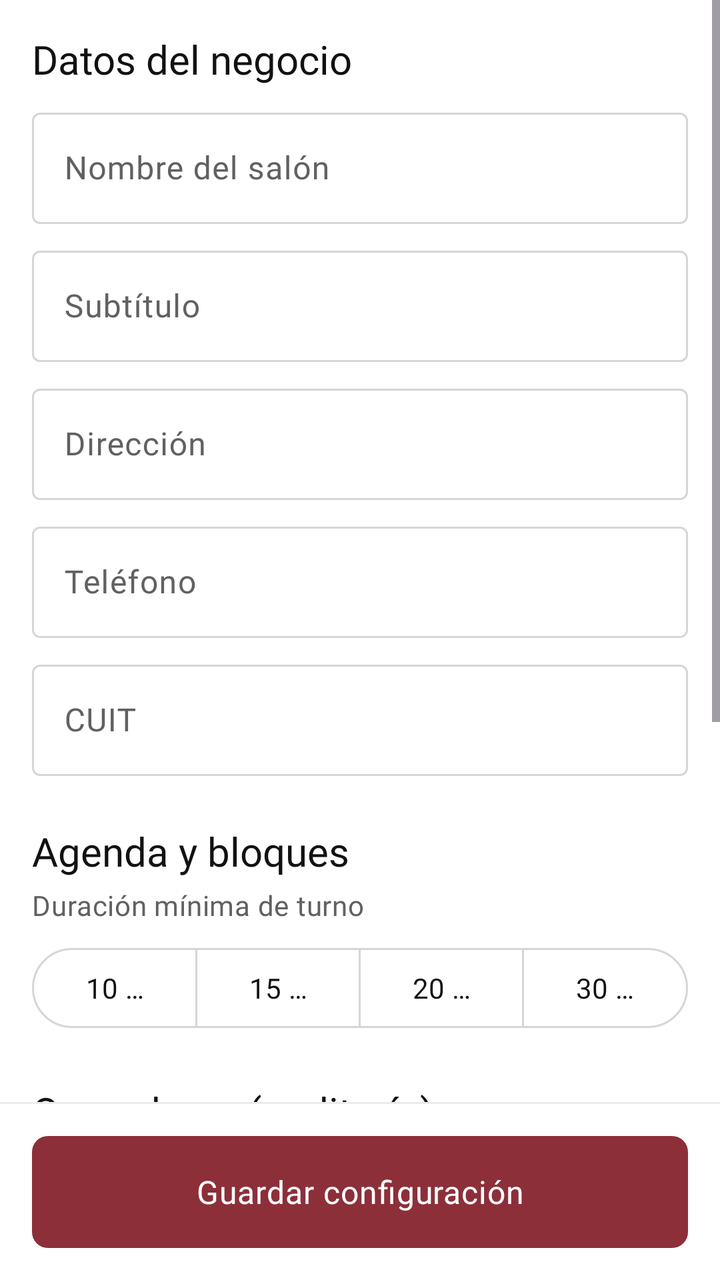
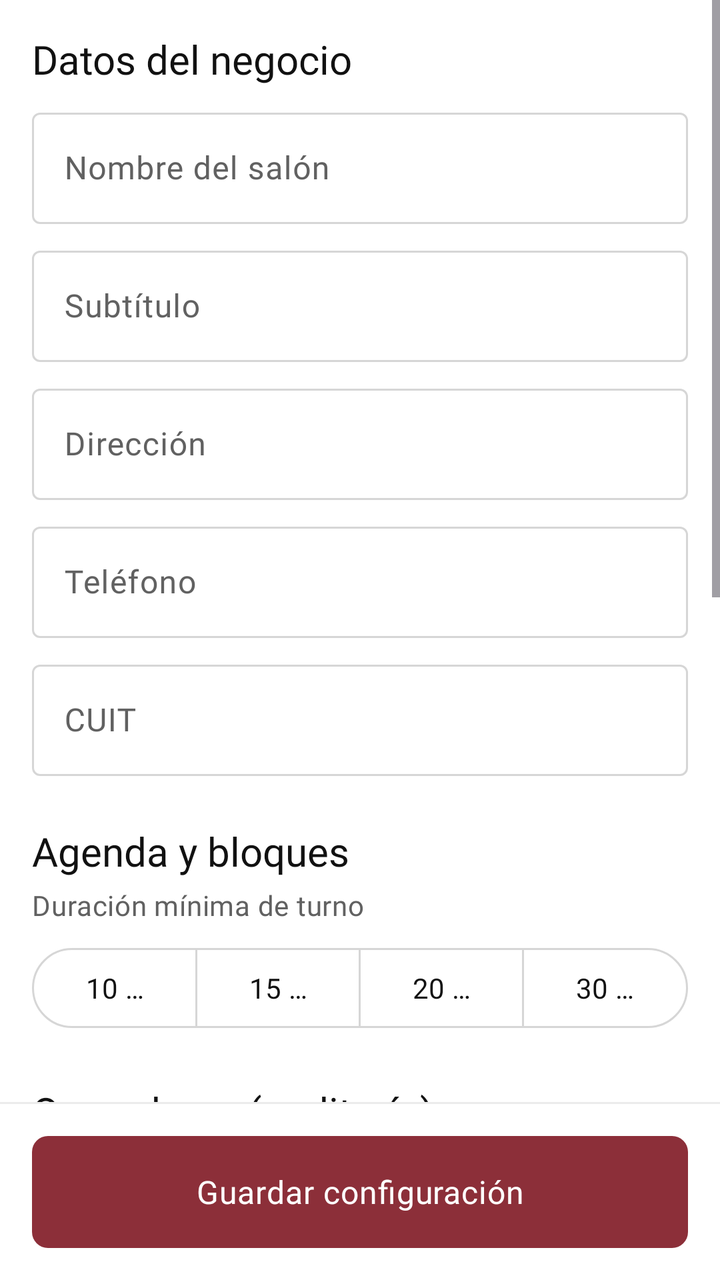

The first picture is an Android layout as it rendered before a commit; the second is the same layout after the commit. The layout source and the unified diff follow.
<!-- AndroidManifest.xml: application theme Theme.Metanoia -->
<!-- res/layout/fragment_settings.xml -->
<?xml version="1.0" encoding="utf-8"?>
<LinearLayout xmlns:android="http://schemas.android.com/apk/res/android"
    xmlns:app="http://schemas.android.com/apk/res-auto"
    android:layout_width="match_parent"
    android:layout_height="match_parent"
    android:orientation="vertical">

    <ScrollView
        android:layout_width="match_parent"
        android:layout_height="0dp"
        android:layout_weight="1">

        <LinearLayout
            android:layout_width="match_parent"
            android:layout_height="wrap_content"
            android:orientation="vertical"
            android:padding="@dimen/screen_margin">

            <TextView
                android:layout_width="wrap_content"
                android:layout_height="wrap_content"
                android:text="@string/settings_section_business"
                android:textAppearance="@style/TextAppearance.Metanoia.Title"
                android:textColor="?attr/colorOnSurface" />

            <com.google.android.material.textfield.TextInputLayout
                android:layout_width="match_parent"
                android:layout_height="wrap_content"
                android:layout_marginTop="@dimen/space_s"
                android:hint="@string/settings_business_name_label">

                <com.google.android.material.textfield.TextInputEditText
                    android:id="@+id/inputBusinessName"
                    android:layout_width="match_parent"
                    android:layout_height="wrap_content"
                    android:inputType="textCapWords"
                    android:maxLines="1" />
            </com.google.android.material.textfield.TextInputLayout>

            <com.google.android.material.textfield.TextInputLayout
                android:layout_width="match_parent"
                android:layout_height="wrap_content"
                android:layout_marginTop="@dimen/space_s"
                android:hint="@string/settings_subtitle_label">

                <com.google.android.material.textfield.TextInputEditText
                    android:id="@+id/inputSubtitle"
                    android:layout_width="match_parent"
                    android:layout_height="wrap_content"
                    android:inputType="textCapWords"
                    android:maxLines="1" />
            </com.google.android.material.textfield.TextInputLayout>

            <com.google.android.material.textfield.TextInputLayout
                android:layout_width="match_parent"
                android:layout_height="wrap_content"
                android:layout_marginTop="@dimen/space_s"
                android:hint="@string/settings_address_label">

                <com.google.android.material.textfield.TextInputEditText
                    android:id="@+id/inputAddress"
                    android:layout_width="match_parent"
                    android:layout_height="wrap_content"
                    android:inputType="textPostalAddress"
                    android:maxLines="1" />
            </com.google.android.material.textfield.TextInputLayout>

            <com.google.android.material.textfield.TextInputLayout
                android:layout_width="match_parent"
                android:layout_height="wrap_content"
                android:layout_marginTop="@dimen/space_s"
                android:hint="@string/settings_phone_label">

                <com.google.android.material.textfield.TextInputEditText
                    android:id="@+id/inputPhone"
                    android:layout_width="match_parent"
                    android:layout_height="wrap_content"
                    android:inputType="phone"
                    android:maxLines="1" />
            </com.google.android.material.textfield.TextInputLayout>

            <com.google.android.material.textfield.TextInputLayout
                android:layout_width="match_parent"
                android:layout_height="wrap_content"
                android:layout_marginTop="@dimen/space_s"
                android:hint="@string/settings_cuit_label">

                <com.google.android.material.textfield.TextInputEditText
                    android:id="@+id/inputCuit"
                    android:layout_width="match_parent"
                    android:layout_height="wrap_content"
                    android:inputType="number"
                    android:maxLines="1" />
            </com.google.android.material.textfield.TextInputLayout>

            <TextView
                android:layout_width="wrap_content"
                android:layout_height="wrap_content"
                android:layout_marginTop="@dimen/space_l"
                android:text="@string/settings_section_agenda"
                android:textAppearance="@style/TextAppearance.Metanoia.Title"
                android:textColor="?attr/colorOnSurface" />

            <TextView
                android:layout_width="wrap_content"
                android:layout_height="wrap_content"
                android:layout_marginTop="@dimen/space_xs"
                android:text="@string/settings_slot_minutes_label"
                android:textAppearance="@style/TextAppearance.Metanoia.BodySmall"
                android:textColor="?attr/colorOnSurfaceVariant" />

            <com.google.android.material.button.MaterialButtonToggleGroup
                android:id="@+id/slotMinutesGroup"
                android:layout_width="match_parent"
                android:layout_height="wrap_content"
                android:layout_marginTop="@dimen/space_s"
                app:selectionRequired="true"
                app:singleSelection="true">

                <com.google.android.material.button.MaterialButton
                    android:id="@+id/btnSlot10"
                    style="@style/Widget.Material3.Button.OutlinedButton"
                    android:layout_width="0dp"
                    android:layout_height="wrap_content"
                    android:layout_weight="1"
                    android:minHeight="@dimen/touch_target_min"
                    android:text="@string/slot_10_min" />

                <com.google.android.material.button.MaterialButton
                    android:id="@+id/btnSlot15"
                    style="@style/Widget.Material3.Button.OutlinedButton"
                    android:layout_width="0dp"
                    android:layout_height="wrap_content"
                    android:layout_weight="1"
                    android:minHeight="@dimen/touch_target_min"
                    android:text="@string/slot_15_min" />

                <com.google.android.material.button.MaterialButton
                    android:id="@+id/btnSlot20"
                    style="@style/Widget.Material3.Button.OutlinedButton"
                    android:layout_width="0dp"
                    android:layout_height="wrap_content"
                    android:layout_weight="1"
                    android:minHeight="@dimen/touch_target_min"
                    android:text="@string/slot_20_min" />

                <com.google.android.material.button.MaterialButton
                    android:id="@+id/btnSlot30"
                    style="@style/Widget.Material3.Button.OutlinedButton"
                    android:layout_width="0dp"
                    android:layout_height="wrap_content"
                    android:layout_weight="1"
                    android:minHeight="@dimen/touch_target_min"
                    android:text="@string/slot_30_min" />
            </com.google.android.material.button.MaterialButtonToggleGroup>

            <TextView
                android:layout_width="wrap_content"
                android:layout_height="wrap_content"
                android:layout_marginTop="@dimen/space_l"
                android:text="@string/settings_section_operators"
                android:textAppearance="@style/TextAppearance.Metanoia.Title"
                android:textColor="?attr/colorOnSurface" />

            <TextView
                android:layout_width="wrap_content"
                android:layout_height="wrap_content"
                android:layout_marginTop="@dimen/space_xs"
                android:text="@string/settings_operator_hint"
                android:textAppearance="@style/TextAppearance.Metanoia.BodySmall"
                android:textColor="?attr/colorOnSurfaceVariant" />

            <com.google.android.material.chip.ChipGroup
                android:id="@+id/operatorsChipGroup"
                android:layout_width="match_parent"
                android:layout_height="wrap_content"
                android:layout_marginTop="@dimen/space_s"
                app:selectionRequired="true"
                app:singleSelection="true" />

            <LinearLayout
                android:layout_width="match_parent"
                android:layout_height="wrap_content"
                android:layout_marginTop="@dimen/space_s"
                android:gravity="center_vertical"
                android:orientation="horizontal">

                <com.google.android.material.textfield.TextInputLayout
                    android:layout_width="0dp"
                    android:layout_height="wrap_content"
                    android:layout_weight="1"
                    android:hint="@string/settings_new_operator_label">

                    <com.google.android.material.textfield.TextInputEditText
                        android:id="@+id/inputNewOperator"
                        android:layout_width="match_parent"
                        android:layout_height="wrap_content"
                        android:inputType="textCapWords"
                        android:maxLines="1" />
                </com.google.android.material.textfield.TextInputLayout>

                <com.google.android.material.button.MaterialButton
                    android:id="@+id/btnAddOperator"
                    style="@style/Widget.Metanoia.Button.Secondary"
                    android:layout_width="wrap_content"
                    android:layout_height="wrap_content"
                    android:layout_marginStart="@dimen/space_s"
                    android:text="@string/settings_add_operator" />
            </LinearLayout>

            <TextView
                android:layout_width="wrap_content"
                android:layout_height="wrap_content"
                android:layout_marginTop="@dimen/space_l"
                android:text="@string/settings_section_hours"
                android:textAppearance="@style/TextAppearance.Metanoia.Title"
                android:textColor="?attr/colorOnSurface" />

            <com.metanoia.app.ui.common.WeeklyScheduleEditorView
                android:id="@+id/scheduleEditor"
                android:layout_width="match_parent"
                android:layout_height="wrap_content"
                android:layout_marginTop="@dimen/space_s" />

            <com.metanoia.app.ui.common.ListRowView
                android:id="@+id/rowSettingsTemplates"
                android:layout_width="match_parent"
                android:layout_height="wrap_content"
                android:layout_marginTop="@dimen/space_l"
                app:rowShowChevron="true"
                app:rowShowDivider="true"
                app:rowSubtitle="@string/settings_templates_row_subtitle"
                app:rowTitle="@string/settings_templates_row_title" />

            <com.metanoia.app.ui.common.ListRowView
                android:id="@+id/rowSettingsSecurity"
                android:layout_width="match_parent"
                android:layout_height="wrap_content"
                app:rowShowChevron="true"
                app:rowShowDivider="true"
                app:rowSubtitle="@string/settings_security_row_subtitle"
                app:rowTitle="@string/settings_security_row_title" />
        </LinearLayout>
    </ScrollView>

    <View
        android:layout_width="match_parent"
        android:layout_height="@dimen/stroke_width"
        android:background="?attr/colorOutlineVariant" />

    <FrameLayout
        android:layout_width="match_parent"
        android:layout_height="wrap_content"
        android:padding="@dimen/screen_margin">

        <com.google.android.material.button.MaterialButton
            android:id="@+id/btnSaveSettings"
            style="@style/Widget.Metanoia.Button.Primary"
            android:layout_width="match_parent"
            android:layout_height="wrap_content"
            android:text="@string/settings_save" />
    </FrameLayout>
</LinearLayout>
<!-- resources referenced by this layout -->
<resources>
  <dimen name="screen_margin">16dp</dimen>
  <dimen name="space_l">24dp</dimen>
  <dimen name="space_s">8dp</dimen>
  <dimen name="space_xs">4dp</dimen>
  <dimen name="stroke_width">1dp</dimen>
  <dimen name="touch_target_min">48dp</dimen>
  <string name="settings_add_operator">Agregar</string>
  <string name="settings_address_label">Dirección</string>
  <string name="settings_business_name_label">Nombre del salón</string>
  <string name="settings_cuit_label">CUIT</string>
  <string name="settings_new_operator_label">Nuevo operador</string>
  <string name="settings_operator_hint">Operador activo para registrar operaciones</string>
  <string name="settings_phone_label">Teléfono</string>
  <string name="settings_save">Guardar configuración</string>
  <string name="settings_section_agenda">Agenda y bloques</string>
  <string name="settings_section_business">Datos del negocio</string>
  <string name="settings_section_hours">Horario general de atención</string>
  <string name="settings_section_operators">Operadores (auditoría)</string>
  <string name="settings_security_row_subtitle">Bloqueo opcional al abrir y al volver de segundo plano</string>
  <string name="settings_security_row_title">Seguridad (PIN y huella)</string>
  <string name="settings_slot_minutes_label">Duración mínima de turno</string>
  <string name="settings_subtitle_label">Subtítulo</string>
  <string name="settings_templates_row_subtitle">Recordatorio de turno, cumpleaños y lista de espera</string>
  <string name="settings_templates_row_title">Plantillas de mensajes</string>
  <string name="slot_10_min">10 min</string>
  <string name="slot_15_min">15 min</string>
  <string name="slot_20_min">20 min</string>
  <string name="slot_30_min">30 min</string>
  <style name="TextAppearance.Metanoia.BodySmall" parent="TextAppearance.Material3.BodyMedium">
          <item name="fontFamily">@font/inter_regular</item>
          <item name="android:fontFamily">@font/inter_regular</item>
          <item name="android:textSize">14sp</item>
      </style>
  <color name="accent">@color/accent_light</color>
  <color name="on_accent">@color/on_accent_light</color>
  <dimen name="button_primary_height">56dp</dimen>
  <dimen name="radius_s">8dp</dimen>
  <dimen name="button_secondary_height">48dp</dimen>
  <color name="ink">#111111</color>
  <color name="white">#FFFFFF</color>
  <color name="accent_light">#8C2F39</color>
  <color name="on_accent_light">#FFFFFF</color>
  <color name="accent_container_light">#F3E3E5</color>
  <color name="gray50">#F5F5F5</color>
  <color name="gray200">#D6D6D6</color>
  <color name="gray100">#EBEBEB</color>
  <color name="gray600">#616161</color>
  <style name="TextAppearance.Metanoia.Body" parent="TextAppearance.Material3.BodyLarge">
          <item name="fontFamily">@font/inter_regular</item>
          <item name="android:fontFamily">@font/inter_regular</item>
          <item name="android:textSize">16sp</item>
      </style>
  <style name="TextAppearance.Metanoia.Caption" parent="TextAppearance.Material3.BodySmall">
          <item name="fontFamily">@font/inter_regular</item>
          <item name="android:fontFamily">@font/inter_regular</item>
          <item name="android:textSize">12sp</item>
      </style>
  <style name="TextAppearance.Metanoia.Label" parent="TextAppearance.Material3.LabelLarge">
          <item name="fontFamily">@font/inter_medium</item>
          <item name="android:fontFamily">@font/inter_medium</item>
          <item name="android:textSize">14sp</item>
      </style>
  <!-- unchanged entries left out for length: 5 -->
</resources>

<!-- the commit's change to res/layout/fragment_settings.xml (unified diff, before → after) -->
@@ -221,6 +221,44 @@
                 android:layout_width="match_parent"
                 android:layout_height="wrap_content"
                 android:layout_marginTop="@dimen/space_s" />
+
+            <TextView
+                android:layout_width="wrap_content"
+                android:layout_height="wrap_content"
+                android:layout_marginTop="@dimen/space_l"
+                android:text="@string/settings_section_contacts_sync"
+                android:textAppearance="@style/TextAppearance.Metanoia.Title"
+                android:textColor="?attr/colorOnSurface" />
+
+            <com.metanoia.app.ui.common.AlertBanner
+                android:id="@+id/bannerContactsSyncPermission"
+                android:layout_width="match_parent"
+                android:layout_height="wrap_content"
+                android:layout_marginTop="@dimen/space_s"
+                android:visibility="gone" />
+
+            <com.google.android.material.materialswitch.MaterialSwitch
+                android:id="@+id/switchContactsAutoSync"
+                android:layout_width="match_parent"
+                android:layout_height="wrap_content"
+                android:layout_marginTop="@dimen/space_xs"
+                android:minHeight="@dimen/touch_target_min"
+                android:text="@string/settings_contacts_sync_switch" />
+
+            <TextView
+                android:layout_width="match_parent"
+                android:layout_height="wrap_content"
+                android:text="@string/settings_contacts_sync_hint"
+                android:textAppearance="@style/TextAppearance.Metanoia.BodySmall"
+                android:textColor="?attr/colorOnSurfaceVariant" />
+
+            <TextView
+                android:id="@+id/textContactsSyncStatus"
+                android:layout_width="match_parent"
+                android:layout_height="wrap_content"
+                android:layout_marginTop="@dimen/space_xs"
+                android:textAppearance="@style/TextAppearance.Metanoia.Caption"
+                android:textColor="?attr/colorOnSurfaceVariant" />
 
             <com.metanoia.app.ui.common.ListRowView
                 android:id="@+id/rowSettingsTemplates"
<!-- resource entries referenced after the edit -->
@@ -9,6 +9,8 @@
   <string name="settings_add_operator">Agregar</string>
   <string name="settings_address_label">Dirección</string>
   <string name="settings_business_name_label">Nombre del salón</string>
+  <string name="settings_contacts_sync_hint">Cada contacto nuevo con teléfono válido se agregará como cliente sin sobrescribir datos existentes.</string>
+  <string name="settings_contacts_sync_switch">Sincronizar contactos automáticamente</string>
   <string name="settings_cuit_label">CUIT</string>
   <string name="settings_new_operator_label">Nuevo operador</string>
   <string name="settings_operator_hint">Operador activo para registrar operaciones</string>
@@ -16,6 +18,7 @@
   <string name="settings_save">Guardar configuración</string>
   <string name="settings_section_agenda">Agenda y bloques</string>
   <string name="settings_section_business">Datos del negocio</string>
+  <string name="settings_section_contacts_sync">Sincronización de contactos</string>
   <string name="settings_section_hours">Horario general de atención</string>
   <string name="settings_section_operators">Operadores (auditoría)</string>
   <string name="settings_security_row_subtitle">Bloqueo opcional al abrir y al volver de segundo plano</string>
